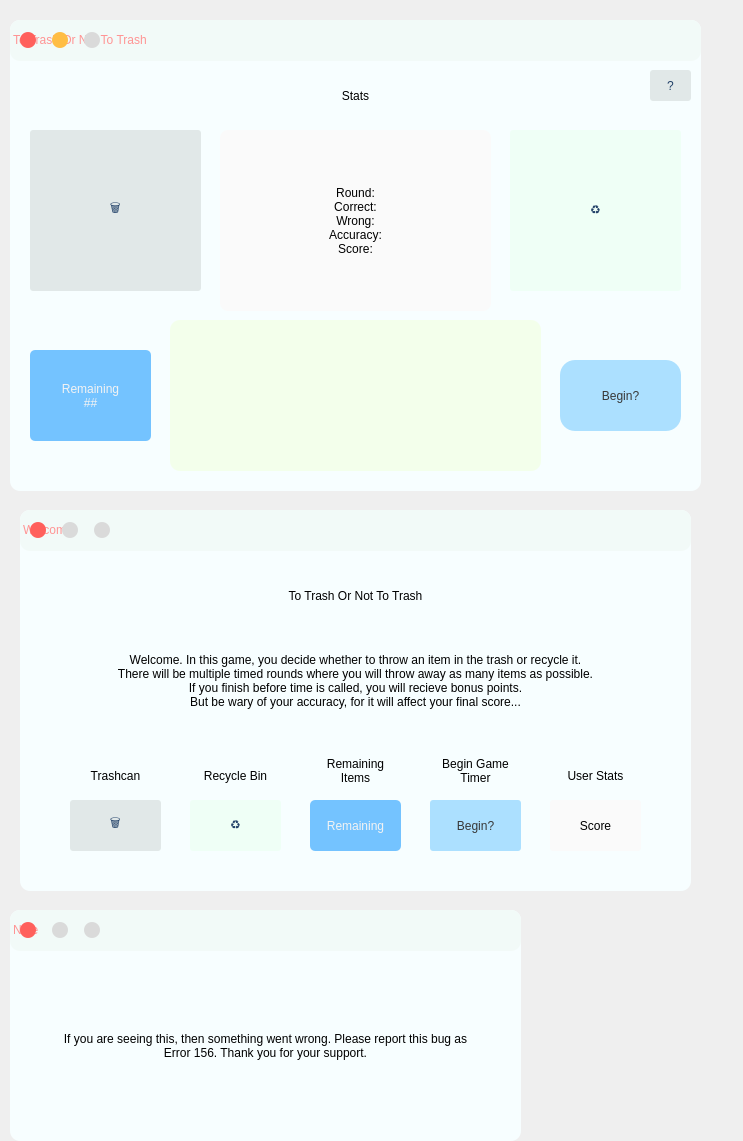
Old version of the form my_ui.ui in the repository TwigCoder/To-Trash-Or-Not-To-Trash.
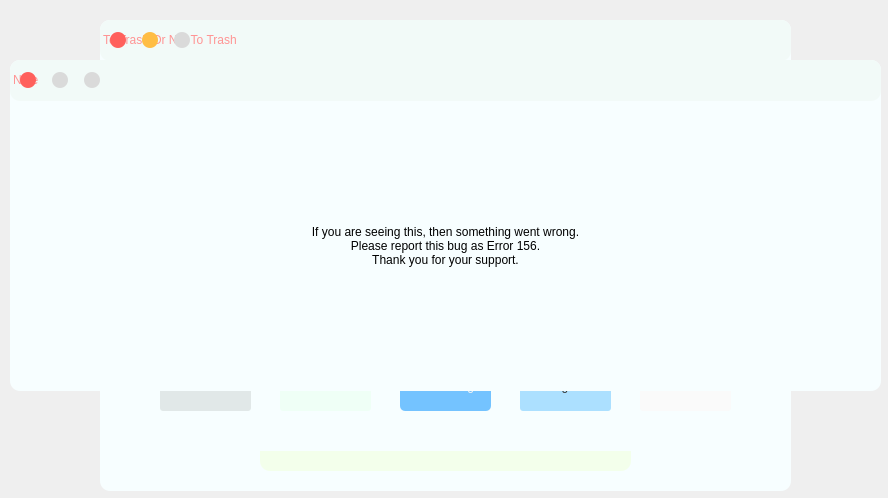
New version of the form.

Commit message: The flow between the windows (welcome, note, main) is FINALLY complete. Final GUI improvement (hopefully).

```diff
--- a/my_ui.ui
+++ b/my_ui.ui
@@ -6,8 +6,8 @@
    <rect>
     <x>0</x>
     <y>0</y>
-    <width>743</width>
-    <height>1141</height>
+    <width>888</width>
+    <height>498</height>
    </rect>
   </property>
   <property name="windowTitle">
@@ -17,7 +17,7 @@
    <widget class="QFrame" name="window">
     <property name="geometry">
      <rect>
-      <x>10</x>
+      <x>100</x>
       <y>20</y>
       <width>691</width>
       <height>471</height>
@@ -373,8 +373,8 @@
    <widget class="QFrame" name="popup">
     <property name="geometry">
      <rect>
-      <x>20</x>
-      <y>510</y>
+      <x>110</x>
+      <y>70</y>
       <width>671</width>
       <height>381</height>
      </rect>
@@ -792,9 +792,9 @@
     <property name="geometry">
      <rect>
       <x>10</x>
-      <y>910</y>
-      <width>511</width>
-      <height>231</height>
+      <y>60</y>
+      <width>871</width>
+      <height>331</height>
      </rect>
     </property>
     <property name="styleSheet">
@@ -838,7 +838,7 @@
       <rect>
        <x>0</x>
        <y>0</y>
-       <width>511</width>
+       <width>871</width>
        <height>41</height>
       </rect>
      </property>
@@ -951,8 +951,8 @@
       <rect>
        <x>0</x>
        <y>50</y>
-       <width>511</width>
-       <height>171</height>
+       <width>871</width>
+       <height>271</height>
       </rect>
      </property>
      <property name="styleSheet">
@@ -965,8 +965,9 @@
 }</string>
      </property>
      <property name="text">
-      <string>If you are seeing this, then something went wrong. Please report this bug as
-Error 156. Thank you for your support.</string>
+      <string>If you are seeing this, then something went wrong.
+Please report this bug as Error 156.
+Thank you for your support.</string>
      </property>
     </widget>
    </widget>
```
Left out of the diff: 2 changed lines with no effect on the pictures. The commit also changes 3 other files.
